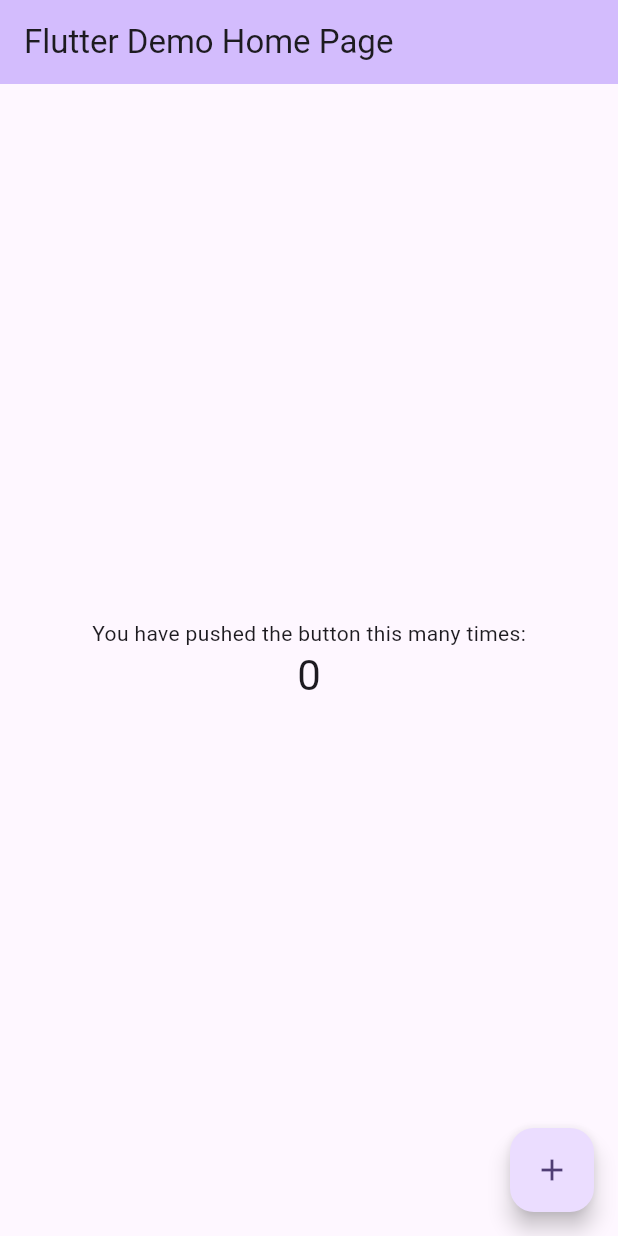
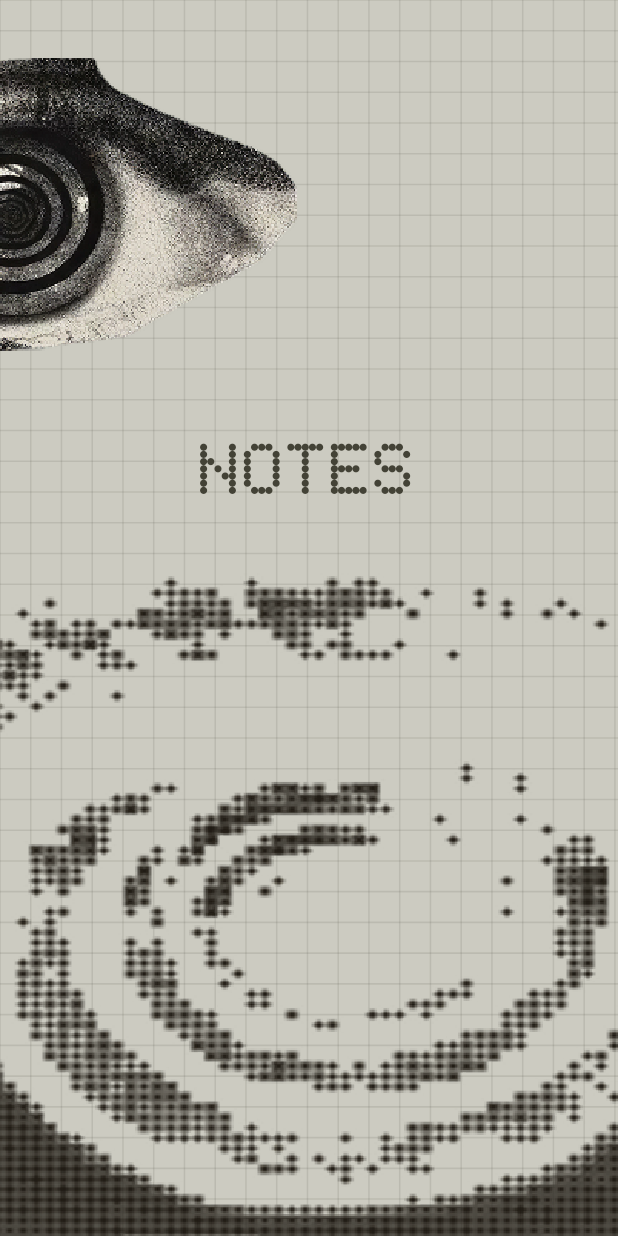
Before and after one commit to waghmaremayank/flutter_notes_app_2, a Flutter app: the screen it shows after launch, on a phone screen of 412 x 824 dp. Run offline on Flutter 3.47's test engine with Material 3 defaults, Android fonts, the phone set to English and light mode, and no system bars.

Commit message:
created splash screen

```diff
--- a/analysis_options.yaml
+++ b/analysis_options.yaml
@@ -14,6 +14,7 @@ analyzer:
     - build/**
     - android/**
     - macos/**
+    - web/**
 
 linter:
   # The lint rules applied to this project can be customized in the
--- a/lib/main.dart
+++ b/lib/main.dart
@@ -1,122 +1,29 @@
+import 'package:flutter/foundation.dart';
 import 'package:flutter/material.dart';
 
+import 'pages/splash.dart';
+
 void main() {
-  runApp(const MyApp());
+  runApp(const NotesApp());
 }
 
-class MyApp extends StatelessWidget {
-  const MyApp({super.key});
+class NotesApp extends StatelessWidget {
+  const NotesApp({super.key});
 
-  // This widget is the root of your application.
   @override
   Widget build(BuildContext context) {
     return MaterialApp(
-      title: 'Flutter Demo',
-      theme: ThemeData(
-        // This is the theme of your application.
-        //
-        // TRY THIS: Try running your application with "flutter run". You'll see
-        // the application has a purple toolbar. Then, without quitting the app,
-        // try changing the seedColor in the colorScheme below to Colors.green
-        // and then invoke "hot reload" (save your changes or press the "hot
-        // reload" button in a Flutter-supported IDE, or press "r" if you used
-        // the command line to start the app).
-        //
-        // Notice that the counter didn't reset back to zero; the application
-        // state is not lost during the reload. To reset the state, use hot
-        // restart instead.
-        //
-        // This works for code too, not just values: Most code changes can be
-        // tested with just a hot reload.
-        colorScheme: ColorScheme.fromSeed(seedColor: Colors.deepPurple),
-      ),
-      home: const MyHomePage(title: 'Flutter Demo Home Page'),
+      title: 'Notes',
+      debugShowCheckedModeBanner: false,
+      theme: ThemeData(scaffoldBackgroundColor: const Color(0xffcccbc1)),
+      home: kIsWeb
+          ? const ColoredBox(
+              color: Color(0xff77776f),
+              child: Center(
+                child: SizedBox(width: 402, height: 874, child: SplashPage()),
+              ),
+            )
+          : const SplashPage(),
     );
   }
 }
-
-class MyHomePage extends StatefulWidget {
-  const MyHomePage({super.key, required this.title});
-
-  // This widget is the home page of your application. It is stateful, meaning
-  // that it has a State object (defined below) that contains fields that affect
-  // how it looks.
-
-  // This class is the configuration for the state. It holds the values (in this
-  // case the title) provided by the parent (in this case the App widget) and
-  // used by the build method of the State. Fields in a Widget subclass are
-  // always marked "final".
-
-  final String title;
-
-  @override
-  State<MyHomePage> createState() => _MyHomePageState();
-}
-
-class _MyHomePageState extends State<MyHomePage> {
-  int _counter = 0;
-
-  void _incrementCounter() {
-    setState(() {
-      // This call to setState tells the Flutter framework that something has
-      // changed in this State, which causes it to rerun the build method below
-      // so that the display can reflect the updated values. If we changed
-      // _counter without calling setState(), then the build method would not be
-      // called again, and so nothing would appear to happen.
-      _counter++;
-    });
-  }
-
-  @override
-  Widget build(BuildContext context) {
-    // This method is rerun every time setState is called, for instance as done
-    // by the _incrementCounter method above.
-    //
-    // The Flutter framework has been optimized to make rerunning build methods
-    // fast, so that you can just rebuild anything that needs updating rather
-    // than having to individually change instances of widgets.
-    return Scaffold(
-      appBar: AppBar(
-        // TRY THIS: Try changing the color here to a specific color (to
-        // Colors.amber, perhaps?) and trigger a hot reload to see the AppBar
-        // change color while the other colors stay the same.
-        backgroundColor: Theme.of(context).colorScheme.inversePrimary,
-        // Here we take the value from the MyHomePage object that was created by
-        // the App.build method, and use it to set our appbar title.
-        title: Text(widget.title),
-      ),
-      body: Center(
-        // Center is a layout widget. It takes a single child and positions it
-        // in the middle of the parent.
-        child: Column(
-          // Column is also a layout widget. It takes a list of children and
-          // arranges them vertically. By default, it sizes itself to fit its
-          // children horizontally, and tries to be as tall as its parent.
-          //
-          // Column has various properties to control how it sizes itself and
-          // how it positions its children. Here we use mainAxisAlignment to
-          // center the children vertically; the main axis here is the vertical
-          // axis because Columns are vertical (the cross axis would be
-          // horizontal).
-          //
-          // TRY THIS: Invoke "debug painting" (choose the "Toggle Debug Paint"
-          // action in the IDE, or press "p" in the console), to see the
-          // wireframe for each widget.
-          mainAxisAlignment: MainAxisAlignment.center,
-          children: [
-            const Text('You have pushed the button this many times:'),
-            Text(
-              '$_counter',
-              style: Theme.of(context).textTheme.headlineMedium,
-            ),
-          ],
-        ),
-      ),
-      floatingActionButton: FloatingActionButton(
-        onPressed: _incrementCounter,
-        tooltip: 'Increment',
-        child: const Icon(Icons.add),
-      ),
-    );
-  }
-}
--- a/lib/pages/splash.dart
+++ b/lib/pages/splash.dart
@@ -0,0 +1,96 @@
+import 'package:flutter/material.dart';
+
+class SplashPage extends StatelessWidget {
+  const SplashPage({super.key});
+
+  @override
+  Widget build(BuildContext context) {
+    return const Scaffold(body: SplashScreen());
+  }
+}
+
+class SplashScreen extends StatelessWidget {
+  const SplashScreen({super.key});
+
+  @override
+  Widget build(BuildContext context) {
+    return ColoredBox(
+      color: Color(0xffcccbc1),
+      child: LayoutBuilder(
+        builder: (context, constraints) {
+          final scale = constraints.maxWidth / 402;
+
+          return ClipRect(
+            child: Stack(
+              fit: StackFit.expand,
+              children: [
+                CustomPaint(painter: _GridPainter(scale: scale)),
+                Positioned(
+                  top: 38 * scale,
+                  left: 0,
+                  width: 193 * scale,
+                  height: 190 * scale,
+                  child: Image.asset(
+                    'asset/img/eye.png',
+                    fit: BoxFit.fill,
+                    filterQuality: FilterQuality.none,
+                  ),
+                ),
+                Positioned(
+                  top: 286 * scale,
+                  left: 0,
+                  right: 0,
+                  child: Text(
+                    'NOTES',
+                    textAlign: TextAlign.center,
+                    style: TextStyle(
+                      color: Color(0xff434236),
+                      fontFamily: 'Nothing',
+                      fontSize: 42.155 * scale,
+                      height: 1,
+                    ),
+                  ),
+                ),
+                Positioned(
+                  left: 0,
+                  right: 0,
+                  bottom: 0,
+                  height: 438 * scale,
+                  child: Image.asset(
+                    'asset/img/lower rect.png',
+                    fit: BoxFit.fill,
+                    filterQuality: FilterQuality.none,
+                  ),
+                ),
+              ],
+            ),
+          );
+        },
+      ),
+    );
+  }
+}
+
+class _GridPainter extends CustomPainter {
+  const _GridPainter({required this.scale});
+
+  final double scale;
+
+  @override
+  void paint(Canvas canvas, Size size) {
+    final paint = Paint()
+      ..color = const Color(0x1f434236)
+      ..strokeWidth = scale;
+    final spacing = 20 * scale;
+
+    for (double x = 0; x <= size.width; x += spacing) {
+      canvas.drawLine(Offset(x, 0), Offset(x, size.height), paint);
+    }
+    for (double y = 0; y <= size.height; y += spacing) {
+      canvas.drawLine(Offset(0, y), Offset(size.width, y), paint);
+    }
+  }
+
+  @override
+  bool shouldRepaint(_GridPainter oldDelegate) => oldDelegate.scale != scale;
+}
```
Also changed, not shown: pubspec.yaml (+9 -0 lines), 9 other files.
